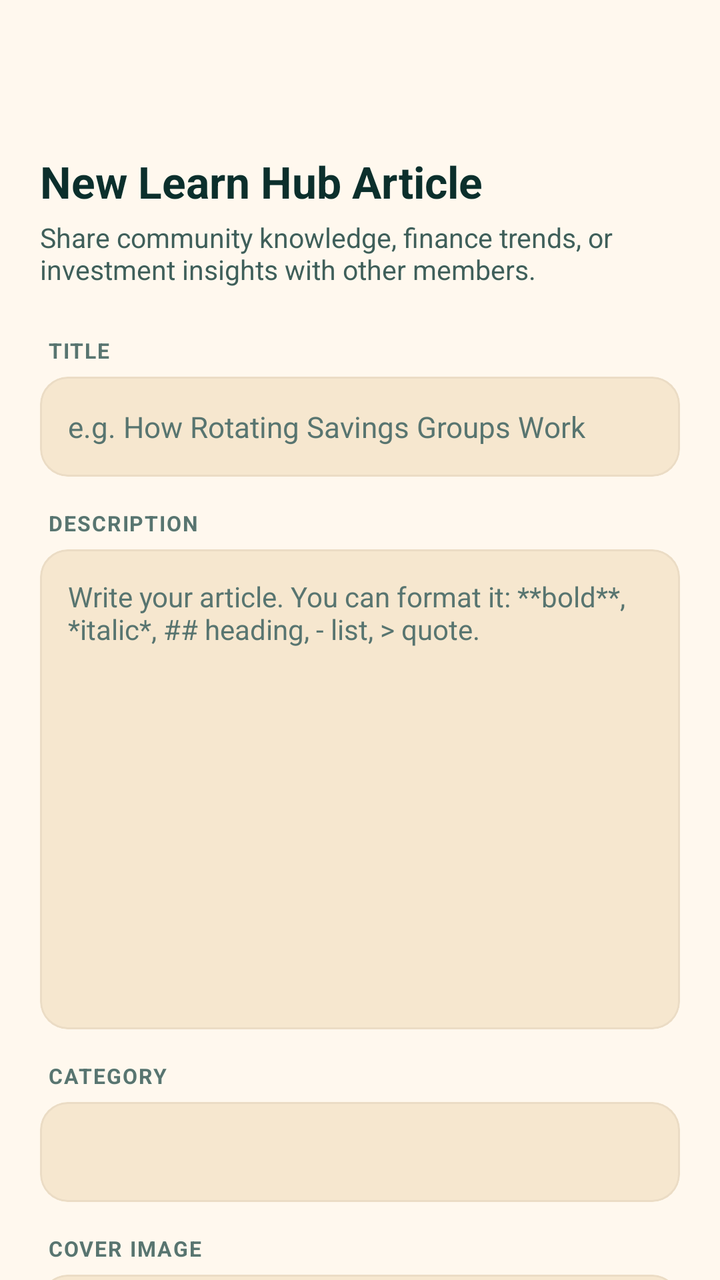
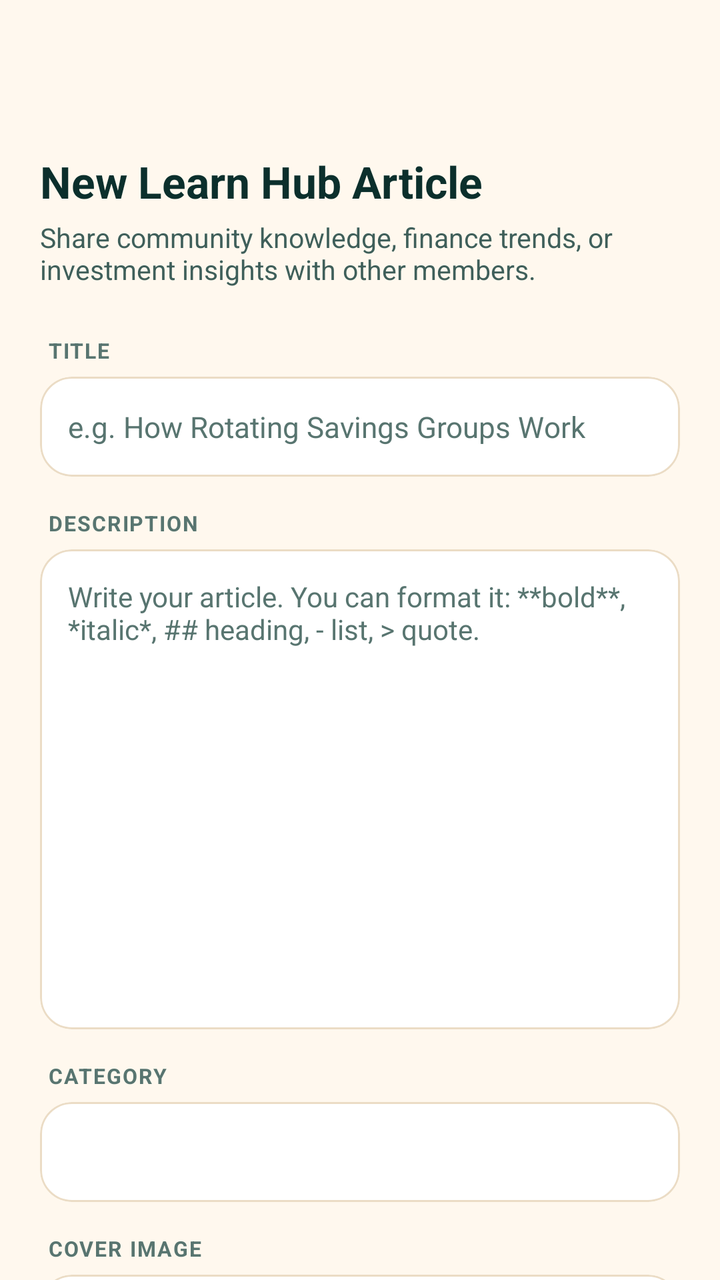

An Android layout rendered at two revisions. The XML below is the earlier revision; the diff shows what the commit changed to produce the second picture.
<!-- AndroidManifest.xml: application theme AppTheme -->
<!-- res/layout/create_learnhub_content.xml -->
<androidx.coordinatorlayout.widget.CoordinatorLayout
	xmlns:android="http://schemas.android.com/apk/res/android"
	xmlns:app="http://schemas.android.com/apk/res-auto"
	xmlns:tools="http://schemas.android.com/tools"
	android:id="@+id/_coordinator"
	android:layout_width="match_parent"
	android:layout_height="match_parent">
	<com.google.android.material.appbar.AppBarLayout
		android:id="@+id/_app_bar"
		android:layout_width="match_parent"
		android:layout_height="wrap_content"
		android:theme="@style/AppTheme.AppBarOverlay"
		app:elevation="0dp"
		android:stateListAnimator="@null">
		<androidx.appcompat.widget.Toolbar
			android:id="@+id/_toolbar"
			android:layout_width="match_parent"
			android:layout_height="?attr/actionBarSize"
			android:background="?attr/appBarColor"
			app:popupTheme="@style/AppTheme.PopupOverlay" />
	</com.google.android.material.appbar.AppBarLayout>
	<androidx.core.widget.NestedScrollView
		android:id="@+id/vscroll2"
		android:layout_width="match_parent"
		android:layout_height="match_parent"
		android:background="@color/colorBackground"
		android:fillViewport="true"
		android:overScrollMode="never"
		app:layout_behavior="@string/appbar_scrolling_view_behavior">
		<LinearLayout
			android:id="@+id/linear10"
			android:layout_width="match_parent"
			android:layout_height="wrap_content"
			android:padding="20dp"
			android:orientation="vertical">
			<TextView
				android:id="@+id/textview24"
				android:layout_width="wrap_content"
				android:layout_height="wrap_content"
				android:text="New Learn Hub Article"
				android:textSize="22sp"
				android:textStyle="bold"
				android:textColor="@color/colorTextPrimary"
				android:focusable="false" />
			<TextView
				android:id="@+id/textview25"
				android:layout_width="match_parent"
				android:layout_height="wrap_content"
				android:layout_marginTop="4dp"
				android:layout_marginBottom="24dp"
				android:text="Share community knowledge, finance trends, or investment insights with other members."
				android:textColor="@color/colorTextSecondary"
				android:textSize="13.5sp"
				android:focusable="false" />
			<TextView
				android:id="@+id/textview26"
				android:layout_width="wrap_content"
				android:layout_height="wrap_content"
				android:text="TITLE"
				android:textStyle="bold"
				android:textColor="@color/colorTextTertiary"
				android:textSize="10.5sp"
				android:layout_marginStart="4dp"
				android:letterSpacing="0.06"
				android:focusable="false" />
			<com.google.android.material.card.MaterialCardView
				android:id="@+id/cardview13"
				android:layout_width="match_parent"
				android:layout_height="wrap_content"
				android:layout_marginTop="6dp"
				android:layout_marginBottom="16dp"
				app:cardBackgroundColor="@color/colorSurfaceRaised"
				app:cardCornerRadius="14dp"
				app:cardElevation="0dp"
				app:strokeColor="@color/colorCardStroke"
				app:strokeWidth="1dp">
				<EditText
					android:id="@+id/et_learn_title"
					android:layout_width="match_parent"
					android:layout_height="50dp"
					android:background="@android:color/transparent"
					android:gravity="center_vertical"
					android:textColor="@color/colorTextPrimary"
					android:hint="e.g. How Rotating Savings Groups Work"
					android:textSize="14.5sp"
					android:inputType="textCapSentences"
					android:focusable="true"
					android:focusableInTouchMode="true"
					android:maxLength="120"
					android:paddingHorizontal="14dp" />
			</com.google.android.material.card.MaterialCardView>
			<TextView
				android:id="@+id/textview27"
				android:layout_width="wrap_content"
				android:layout_height="wrap_content"
				android:text="DESCRIPTION"
				android:textStyle="bold"
				android:textColor="@color/colorTextTertiary"
				android:textSize="10.5sp"
				android:layout_marginStart="4dp"
				android:letterSpacing="0.06"
				android:focusable="false" />
			<com.google.android.material.card.MaterialCardView
				android:id="@+id/cardview14"
				android:layout_width="match_parent"
				android:layout_height="240dp"
				android:layout_marginTop="6dp"
				android:layout_marginBottom="16dp"
				app:cardBackgroundColor="@color/colorSurfaceRaised"
				app:cardCornerRadius="14dp"
				app:cardElevation="0dp"
				app:strokeColor="@color/colorCardStroke"
				app:strokeWidth="1dp">
				<EditText
					android:id="@+id/et_learn_description"
					android:layout_width="match_parent"
					android:layout_height="match_parent"
					android:padding="14dp"
					android:background="@android:color/transparent"
					android:textSize="14sp"
					android:textColor="@color/colorTextPrimary"
					android:hint="Write your article. You can format it: **bold**, *italic*, ## heading, - list, &gt; quote."
					android:gravity="top|start"
					android:inputType="textMultiLine|textCapSentences"
					android:focusable="true"
					android:focusableInTouchMode="true"
					android:maxLength="8000" />
			</com.google.android.material.card.MaterialCardView>
			<TextView
				android:id="@+id/textview28"
				android:layout_width="wrap_content"
				android:layout_height="wrap_content"
				android:text="CATEGORY"
				android:textStyle="bold"
				android:textColor="@color/colorTextTertiary"
				android:textSize="10.5sp"
				android:layout_marginStart="4dp"
				android:letterSpacing="0.06"
				android:focusable="false" />
			<com.google.android.material.card.MaterialCardView
				android:id="@+id/cardview7"
				android:layout_width="match_parent"
				android:layout_height="wrap_content"
				android:layout_marginTop="6dp"
				android:layout_marginBottom="16dp"
				app:cardBackgroundColor="@color/colorSurfaceRaised"
				app:cardCornerRadius="14dp"
				app:cardElevation="0dp"
				app:strokeColor="@color/colorCardStroke"
				app:strokeWidth="1dp">
				<Spinner
					android:id="@+id/spinner_learn_category"
					android:layout_width="match_parent"
					android:layout_height="50dp"
					android:background="@android:color/transparent"
					android:spinnerMode="dialog"
					android:paddingHorizontal="10dp"
					android:theme="@style/WhiteSpinnerTheme" />
			</com.google.android.material.card.MaterialCardView>
			<TextView
				android:id="@+id/textview29"
				android:layout_width="wrap_content"
				android:layout_height="wrap_content"
				android:text="COVER IMAGE"
				android:textStyle="bold"
				android:textColor="@color/colorTextTertiary"
				android:textSize="10.5sp"
				android:layout_marginStart="4dp"
				android:letterSpacing="0.06"
				android:focusable="false" />
			<com.google.android.material.card.MaterialCardView
				android:id="@+id/card_image_picker"
				android:layout_width="match_parent"
				android:layout_height="160dp"
				android:layout_marginTop="6dp"
				android:layout_marginBottom="8dp"
				app:cardBackgroundColor="@color/colorSurfaceRaised"
				app:cardCornerRadius="14dp"
				app:cardElevation="0dp"
				app:strokeColor="@color/colorCardStroke"
				app:strokeWidth="1dp">
				<FrameLayout
					android:id="@+id/frame_layout2"
					android:layout_width="match_parent"
					android:layout_height="match_parent">
					<ImageView
						android:id="@+id/iv_learn_image_preview"
						android:layout_width="match_parent"
						android:layout_height="match_parent"
						android:src="@drawable/default_image"
						android:scaleType="centerCrop"
						android:visibility="gone" />
					<LinearLayout
						android:id="@+id/layout_image_placeholder"
						android:layout_width="match_parent"
						android:layout_height="match_parent"
						android:gravity="center_horizontal|center_vertical"
						android:orientation="vertical">
						<ImageView
							android:id="@+id/imageview2"
							android:layout_width="36dp"
							android:layout_height="36dp"
							android:scaleType="center"
							android:src="@android:drawable/ic_menu_gallery"
							app:tint="@color/colorTextTertiary" />
						<TextView
							android:id="@+id/textview30"
							android:layout_width="wrap_content"
							android:layout_height="wrap_content"
							android:layout_marginTop="8dp"
							android:text="Add a cover image (optional)"
							android:textSize="13sp"
							android:textColor="@color/colorTextSecondary"
							android:focusable="false" />
					</LinearLayout>
					<com.google.android.material.progressindicator.LinearProgressIndicator
						android:id="@+id/progress_image_upload"
						android:layout_width="match_parent"
						android:layout_height="wrap_content"
						android:layout_gravity="bottom"
						android:visibility="gone"
						app:indicatorColor="@color/colorAccent"
						app:trackThickness="4dp" />
				</FrameLayout>
			</com.google.android.material.card.MaterialCardView>
			<TextView
				android:id="@+id/textview32"
				android:layout_width="match_parent"
				android:layout_height="wrap_content"
				android:layout_marginBottom="24dp"
				android:text="A picture or a video is optional: you can post words only."
				android:textColor="@color/colorTextTertiary"
				android:textSize="11.5sp"
				android:layout_marginStart="4dp"
				android:focusable="false" />
			<TextView
				android:layout_width="match_parent"
				android:layout_height="wrap_content"
				android:layout_marginStart="4dp"
				android:layout_marginBottom="6dp"
				android:text="Video link (optional)"
				android:textColor="@color/colorTextPrimary"
				android:textSize="14sp"
				android:textStyle="bold"
				android:focusable="false" />
			<com.google.android.material.card.MaterialCardView
				android:layout_width="match_parent"
				android:layout_height="wrap_content"
				android:layout_marginBottom="4dp"
				app:cardBackgroundColor="@color/colorSurfaceRaised"
				app:cardCornerRadius="14dp"
				app:cardElevation="0dp"
				app:strokeColor="@color/colorCardStroke"
				app:strokeWidth="1dp">
				<EditText
					android:id="@+id/et_learn_video_url"
					android:layout_width="match_parent"
					android:layout_height="50dp"
					android:background="@android:color/transparent"
					android:gravity="center_vertical"
					android:textSize="14sp"
					android:textColor="@color/colorTextPrimary"
					android:hint="YouTube, Facebook, TikTok or Vimeo link"
					android:inputType="textUri"
					android:focusable="true"
					android:focusableInTouchMode="true"
					android:maxLength="300"
					android:paddingHorizontal="14dp" />
			</com.google.android.material.card.MaterialCardView>
			<TextView
				android:id="@+id/tv_learn_video_status"
				android:layout_width="match_parent"
				android:layout_height="wrap_content"
				android:layout_marginStart="4dp"
				android:layout_marginBottom="24dp"
				android:text="Readers press play and the video streams from the site it is on. Nothing is uploaded or stored by Harvana."
				android:textColor="@color/colorTextTertiary"
				android:textSize="11.5sp"
				android:focusable="false" />
			<TextView
				android:id="@+id/tv_learn_error"
				android:layout_width="match_parent"
				android:layout_height="wrap_content"
				android:layout_marginBottom="12dp"
				android:textSize="13sp"
				android:textColor="@color/colorError"
				android:focusable="false"
				android:visibility="gone" />
			<com.google.android.material.button.MaterialButton
				android:id="@+id/btn_learn_post"
				android:layout_width="match_parent"
				android:layout_height="52dp"
				android:text="Post Article"
				android:textSize="15sp"
				android:textStyle="bold"
				android:textColor="@color/colorTextOnAccent"
				android:textAllCaps="false"
				app:backgroundTint="@color/colorAccent"
				app:cornerRadius="14dp"
				app:elevation="0dp" />
		</LinearLayout>
	</androidx.core.widget.NestedScrollView>
</androidx.coordinatorlayout.widget.CoordinatorLayout>
<!-- resources referenced by this layout -->
<resources>
  <color name="colorAccent">#0B5F57</color>
  <color name="colorBackground">#FFF8EE</color>
  <color name="colorCardStroke">#EBDCC5</color>
  <color name="colorError">#C8443F</color>
  <color name="colorSurfaceRaised">#F6E7CF</color>
  <color name="colorTextOnAccent">#FFFFFF</color>
  <color name="colorTextPrimary">#0B2F2C</color>
  <color name="colorTextSecondary">#3F5F5A</color>
  <color name="colorTextTertiary">#587570</color>
  <style name="AppTheme.AppBarOverlay" parent="ThemeOverlay.MaterialComponents.Light">
          
          <item name="android:textColorPrimary">?attr/onAppBarColor</item>
          <item name="android:textColorSecondary">?attr/onAppBarColor</item>
          <item name="colorControlNormal">?attr/onAppBarColor</item>
          <item name="colorOnSurface">?attr/onAppBarColor</item>
      </style>
  <style name="AppTheme.PopupOverlay" parent="ThemeOverlay.MaterialComponents.Light">
          <item name="popupMenuStyle">@style/HarvanaPopupMenu</item>
          <item name="actionOverflowMenuStyle">@style/HarvanaPopupMenu</item>
      </style>
  <style name="WhiteSpinnerTheme" parent="ThemeOverlay.AppCompat.Light">
          <item name="android:textColorPrimary">@color/colorTextPrimary</item>
          <item name="android:textColor">@color/colorTextPrimary</item>
          <item name="android:textSize">20sp</item>
          <item name="colorControlNormal">@color/colorTextPrimary</item>
          <item name="spinnerStyle">@style/HarvanaSpinner</item>
      </style>
  <style name="HarvanaPopupMenu" parent="Widget.MaterialComponents.PopupMenu">
          <item name="android:popupBackground">@drawable/bg_popup_menu</item>
          <item name="android:popupElevation">10dp</item>
      </style>
  <style name="HarvanaSpinner" parent="Widget.AppCompat.Spinner">
          <item name="android:popupBackground">@color/colorSurface</item>
          <item name="android:dropDownSelector">@color/colorAccentRipple</item>
      </style>
  <style name="HarvanaTextView" parent="android:Widget.TextView">
          <item name="android:textColor">@color/colorTextPrimary</item>
      </style>
  <color name="colorAccentDark">#084A44</color>
  <color name="colorTextPrimaryWhite">#FFFFFF</color>
  <color name="colorControlNormal">#587570</color>
  <color name="colorAccentRipple">#1A0B5F57</color>
  <color name="colorAccentStroke">#330B5F57</color>
  <color name="colorAccentStrong">#053D3A</color>
  <color name="colorSurface">#FFFFFF</color>
  <!-- drawable bg_popup_menu (drawable) -->
  <?xml version="1.0" encoding="utf-8"?>
  <shape xmlns:android="http://schemas.android.com/apk/res/android" android:shape="rectangle">
      <solid android:color="@color/colorPopupSurface" />
      <stroke android:width="1dp" android:color="@color/colorCardStroke" />
      <corners android:radius="14dp" />
  </shape>
  <style name="HarvanaDialogButton" parent="Widget.MaterialComponents.Button.TextButton.Dialog">
          <item name="android:textColor">@color/colorAccent</item>
          <item name="android:minHeight">48dp</item>
      </style>
  <style name="HarvanaBottomSheetStyle" parent="Widget.MaterialComponents.BottomSheet.Modal">
          <item name="backgroundTint">?attr/colorSurface</item>
          <item name="shapeAppearanceOverlay">@style/HarvanaBottomSheetShape</item>
      </style>
  <color name="colorPopupSurface">#F6E9D2</color>
  <style name="HarvanaBottomSheetShape" parent="">
          <item name="cornerFamily">rounded</item>
          <item name="cornerSizeTopLeft">20dp</item>
          <item name="cornerSizeTopRight">20dp</item>
          <item name="cornerSizeBottomLeft">0dp</item>
          <item name="cornerSizeBottomRight">0dp</item>
      </style>
  <!-- unchanged entries left out for length: 7 -->
</resources>

<!-- the commit's change to res/layout/create_learnhub_content.xml (unified diff, before → after) -->
@@ -69,8 +69,8 @@
 				android:layout_height="wrap_content"
 				android:layout_marginTop="6dp"
 				android:layout_marginBottom="16dp"
-				app:cardBackgroundColor="@color/colorSurfaceRaised"
-				app:cardCornerRadius="14dp"
+				app:cardBackgroundColor="@color/colorSurface"
+				app:cardCornerRadius="16dp"
 				app:cardElevation="0dp"
 				app:strokeColor="@color/colorCardStroke"
 				app:strokeWidth="1dp">
@@ -106,8 +106,8 @@
 				android:layout_height="240dp"
 				android:layout_marginTop="6dp"
 				android:layout_marginBottom="16dp"
-				app:cardBackgroundColor="@color/colorSurfaceRaised"
-				app:cardCornerRadius="14dp"
+				app:cardBackgroundColor="@color/colorSurface"
+				app:cardCornerRadius="16dp"
 				app:cardElevation="0dp"
 				app:strokeColor="@color/colorCardStroke"
 				app:strokeWidth="1dp">
@@ -143,8 +143,8 @@
 				android:layout_height="wrap_content"
 				android:layout_marginTop="6dp"
 				android:layout_marginBottom="16dp"
-				app:cardBackgroundColor="@color/colorSurfaceRaised"
-				app:cardCornerRadius="14dp"
+				app:cardBackgroundColor="@color/colorSurface"
+				app:cardCornerRadius="16dp"
 				app:cardElevation="0dp"
 				app:strokeColor="@color/colorCardStroke"
 				app:strokeWidth="1dp">
@@ -174,8 +174,8 @@
 				android:layout_height="160dp"
 				android:layout_marginTop="6dp"
 				android:layout_marginBottom="8dp"
-				app:cardBackgroundColor="@color/colorSurfaceRaised"
-				app:cardCornerRadius="14dp"
+				app:cardBackgroundColor="@color/colorSurface"
+				app:cardCornerRadius="16dp"
 				app:cardElevation="0dp"
 				app:strokeColor="@color/colorCardStroke"
 				app:strokeWidth="1dp">
@@ -247,8 +247,8 @@
 				android:layout_width="match_parent"
 				android:layout_height="wrap_content"
 				android:layout_marginBottom="4dp"
-				app:cardBackgroundColor="@color/colorSurfaceRaised"
-				app:cardCornerRadius="14dp"
+				app:cardBackgroundColor="@color/colorSurface"
+				app:cardCornerRadius="16dp"
 				app:cardElevation="0dp"
 				app:strokeColor="@color/colorCardStroke"
 				app:strokeWidth="1dp">
<!-- resource entries referenced after the edit -->
@@ -4,7 +4,6 @@
   <color name="colorBackground">#FFF8EE</color>
   <color name="colorCardStroke">#EBDCC5</color>
   <color name="colorError">#C8443F</color>
-  <color name="colorSurfaceRaised">#F6E7CF</color>
   <color name="colorTextOnAccent">#FFFFFF</color>
   <color name="colorTextPrimary">#0B2F2C</color>
   <color name="colorTextSecondary">#3F5F5A</color>
@@ -60,7 +59,7 @@
           <item name="backgroundTint">?attr/colorSurface</item>
           <item name="shapeAppearanceOverlay">@style/HarvanaBottomSheetShape</item>
       </style>
-  <color name="colorPopupSurface">#F6E9D2</color>
+  <color name="colorPopupSurface">@color/colorSurface</color>
   <style name="HarvanaBottomSheetShape" parent="">
           <item name="cornerFamily">rounded</item>
           <item name="cornerSizeTopLeft">20dp</item>
